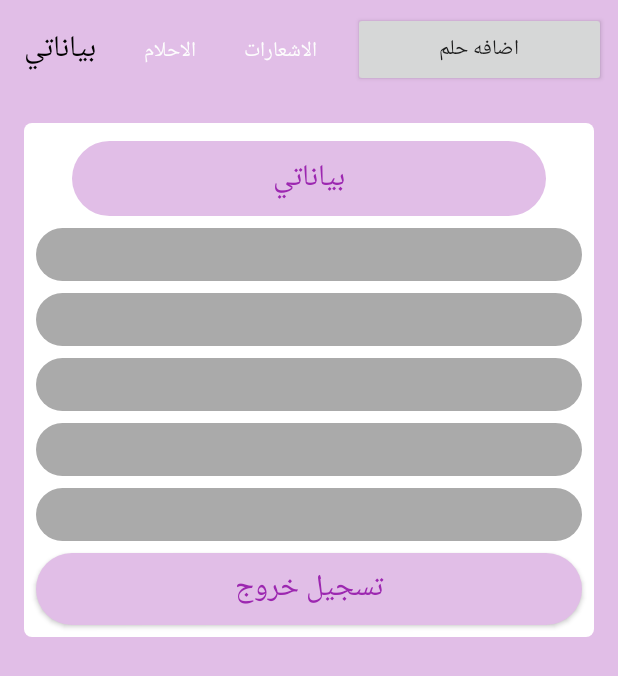
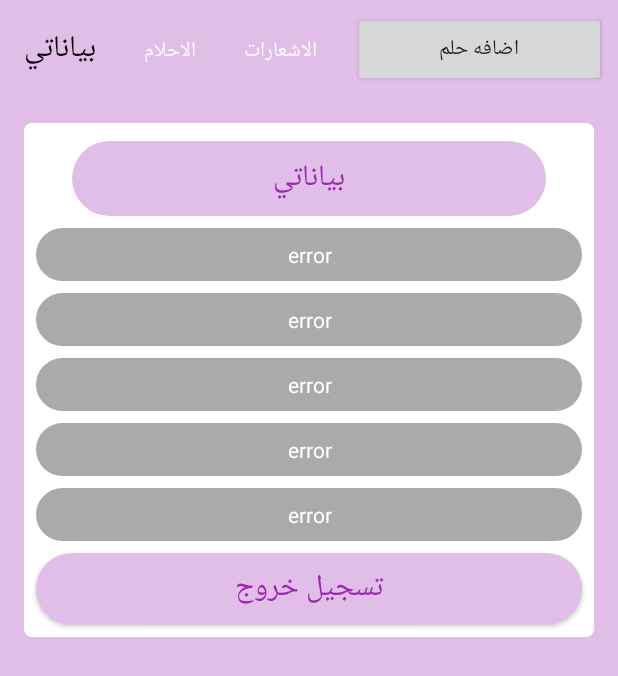
Before and after one commit to AhmedSalemgitHub/DreamnewDesign, an Android app: the screen it shows after launch once a user with an empty profile is signed in (MainActivity), on a phone screen of 412 x 824 dp. Shown: the top 676 px of the screen. Run offline under Robolectric (Android 15) with nearby library versions, the phone set to English and light mode, and no system bars; our stand-ins replace Firebase (no records; nobody signed in at launch, a user with empty details on screens opened directly); Roboto replaces fonts that are not available here.

Commit message:
profile data loading perfectly

```diff
--- a/app/build.gradle
+++ b/app/build.gradle
@@ -31,4 +31,5 @@ dependencies {
     implementation 'com.google.firebase:firebase-core:16.0.6'
     implementation 'com.google.firebase:firebase-firestore:17.1.3'
     implementation 'com.android.support:recyclerview-v7:28.0.0'
+    //implementation 'com.google.android.gms:play-services-ads:17.1.2'
 }
--- a/app/src/main/java/com/tellyourdream/tellyourdream/LoginActivity.java
+++ b/app/src/main/java/com/tellyourdream/tellyourdream/LoginActivity.java
@@ -10,9 +10,6 @@ import android.view.View;
 import android.widget.Button;
 import android.widget.EditText;
 import android.widget.Toast;
-
-import com.tellyourdream.tellyourdream.MainActivity;
-import com.tellyourdream.tellyourdream.RegisterActivity;
 import com.google.android.gms.tasks.OnCompleteListener;
 import com.google.android.gms.tasks.Task;
 import com.google.firebase.auth.AuthResult;
--- a/app/src/main/java/com/tellyourdream/tellyourdream/MainActivity.java
+++ b/app/src/main/java/com/tellyourdream/tellyourdream/MainActivity.java
@@ -1,9 +1,11 @@
 package com.tellyourdream.tellyourdream;
 
 import android.content.Intent;
+import android.content.SharedPreferences;
 import android.support.v4.view.ViewPager;
 import android.support.v7.app.AppCompatActivity;
 import android.os.Bundle;
+import android.util.Log;
 import android.view.View;
 import android.widget.Button;
 import android.widget.TextView;
@@ -23,13 +25,19 @@ public class MainActivity extends AppCompatActivity {
     private PagerViewAdapter mPagerViewAdapter;
 
     private FirebaseAuth mAuth;
+    public static String prefname, prefage, prefemail, prefgender, prefmarital;
+    String mAuthemail;
+    private String TAG = "tester";
 
     @Override
     protected void onStart() {
         super.onStart();
 
+        Log.i(TAG, "onStart");
+
         mAuth = FirebaseAuth.getInstance();
         FirebaseUser currentUser = mAuth.getCurrentUser();
+        mAuthemail = currentUser.getEmail();
 
         if (currentUser == null)
         {
@@ -41,8 +49,27 @@ public class MainActivity extends AppCompatActivity {
     }
 
     @Override
+    protected void onRestart() {
+        super.onRestart();
+        Log.i(TAG, "onRestart");
+    }
+
+    @Override
+    protected void onResume() {
+        Log.i(TAG, "onResume");
+        super.onResume();
+        SharedPreferences pref = this.getSharedPreferences(mAuthemail, MODE_PRIVATE);
+        prefname = pref.getString("name", "error");
+        prefemail = pref.getString("email", "error");
+        prefage = pref.getString("age", "error");
+        prefmarital = pref.getString("marital", "error");
+        prefgender = pref.getString("gender", "error");
+    }
+
+    @Override
     protected void onCreate(Bundle savedInstanceState) {
         super.onCreate(savedInstanceState);
+        Log.i(TAG, "onCreate");
         setContentView(R.layout.activity_main);
 
         mAuth = FirebaseAuth.getInstance();
@@ -58,7 +85,8 @@ public class MainActivity extends AppCompatActivity {
         mAddDreamButton.setOnClickListener(new View.OnClickListener() {
             @Override
             public void onClick(View v) {
-
+                Intent intent = new Intent(MainActivity.this, addDream.class);
+                startActivity(intent);
             }
         });
 
@@ -108,8 +136,15 @@ public class MainActivity extends AppCompatActivity {
     }
 
     @Override
+    protected void onPause() {
+        super.onPause();
+        Log.i(TAG, "onPause");
+    }
+
+    @Override
     protected void onStop() {
         super.onStop();
+        Log.i(TAG, "onStop");
 //        mAuth = FirebaseAuth.getInstance();
 //        mAuth.signOut();
     }
@@ -117,6 +152,7 @@ public class MainActivity extends AppCompatActivity {
     @Override
     protected void onDestroy() {
         super.onDestroy();
+        Log.i(TAG, "onDestroy");
 //        mAuth = FirebaseAuth.getInstance();
 //        mAuth.signOut();
     }
--- a/app/src/main/java/com/tellyourdream/tellyourdream/profileFragment.java
+++ b/app/src/main/java/com/tellyourdream/tellyourdream/profileFragment.java
@@ -17,6 +17,7 @@ import com.google.firebase.auth.FirebaseAuth;
 
 /**
  * A simple {@link Fragment} subclass.
+ *
  */
 public class profileFragment extends Fragment {
 
@@ -46,11 +47,11 @@ public class profileFragment extends Fragment {
         profileMarital = view.findViewById(R.id.profileMarital_editText);
         profileGender = view.findViewById(R.id.profileGender_editText);
 
-        profileName.setText(getActivity().getIntent().getStringExtra("name"));
-        profileEmail.setText(getActivity().getIntent().getStringExtra("email"));
-        profileAge.setText(getActivity().getIntent().getStringExtra("age"));
-        profileMarital.setText(getActivity().getIntent().getStringExtra("marital"));
-        profileGender.setText(getActivity().getIntent().getStringExtra("gender"));
+        profileName.setText(MainActivity.prefname);
+        profileEmail.setText(MainActivity.prefemail);
+        profileAge.setText(MainActivity.prefage);
+        profileMarital.setText(MainActivity.prefmarital);
+        profileGender.setText(MainActivity.prefgender);
 
         mLogoutButton.setOnClickListener(new View.OnClickListener() {
             @Override
```
Also changed, not shown: app/src/main/java/com/tellyourdream/tellyourdream/addDream.java (+37 -0 lines), app/src/main/res/layout/activity_add_dream.xml (+83 -2 lines).
